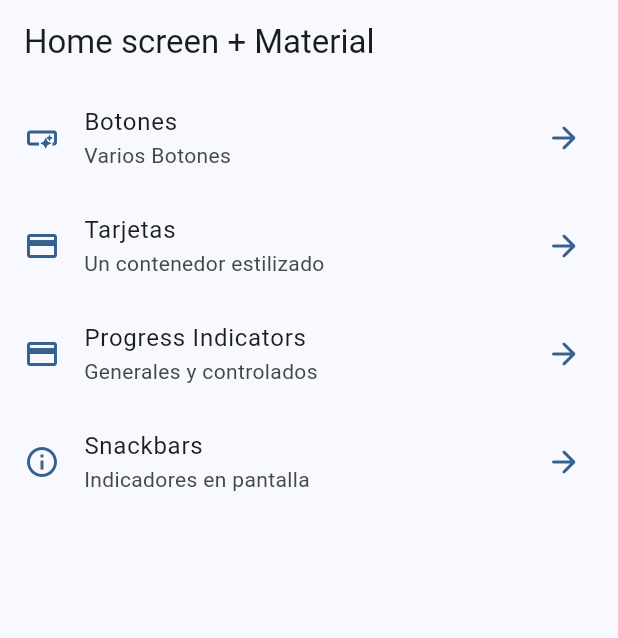
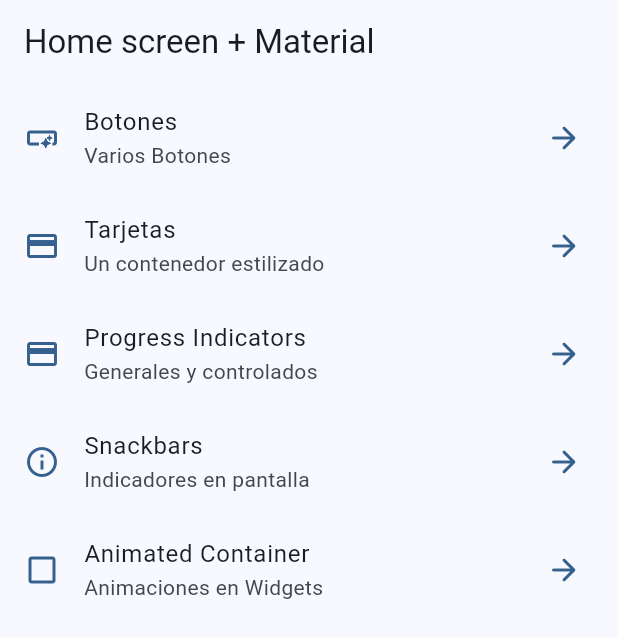
Before and after one commit to apoj2/flutter-widgets-app, a Flutter app: the screen it shows after launch, on a phone screen of 412 x 824 dp. Shown: the top 638 px of the screen. Run offline on Flutter 3.47's test engine with Material 3 defaults, Android fonts, the phone set to English and light mode, and no system bars; our stand-ins replace go_router; missing offline and left inert: dart:ffi.

Commit message:
animated container finalizado

```diff
--- a/lib/config/menu/menu_items.dart
+++ b/lib/config/menu/menu_items.dart
@@ -34,5 +34,10 @@ const appMenuItems = <MenuItem>[
       title: 'Snackbars',
       subtitle: 'Indicadores en pantalla',
       link: '/snackbars',
-      icon: Icons.info_outline)
+      icon: Icons.info_outline),
+  MenuItem(
+      title: 'Animated Container',
+      subtitle: 'Animaciones en Widgets',
+      link: '/animated',
+      icon: Icons.check_box_outline_blank)
 ];
--- a/lib/config/router/app_router.dart
+++ b/lib/config/router/app_router.dart
@@ -29,5 +29,10 @@ final appRouter = GoRouter(initialLocation: '/', routes: [
     path: '/snackbars',
     name: SnackbarScreen.name,
     builder: (context, state) => const SnackbarScreen(),
+  ),
+   GoRoute(
+    path: '/animated',
+    name: AnimatedScreen.name,
+    builder: (context, state) => const AnimatedScreen(),
   )
 ]);
```
Also changed, not shown: lib/presentation/screens/animated/animated_screen.dart (+39 -3 lines).
